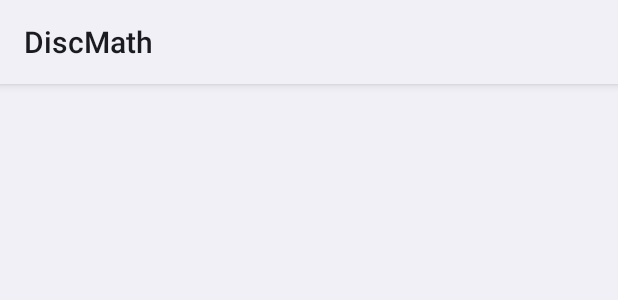
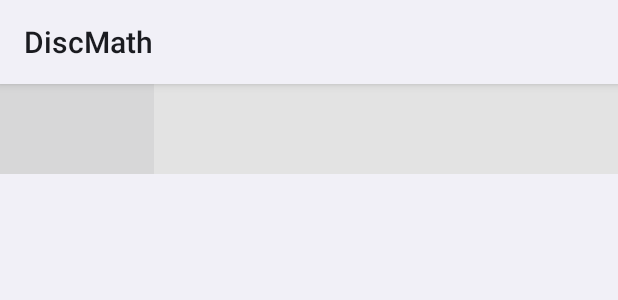
Before and after one commit to Serdiuk-Andrii/DiscMath, an Android app: the layout video_timestamp.xml on its own in the app's theme, with its tools: preview values and no code run, on a phone screen of 412 x 824 dp. Shown: the top 300 px of the screen. Run offline under Robolectric (Android 15) with nearby library versions, the phone set to English and light mode, and no system bars.

```diff
--- a/app/src/main/res/layout/fragment_learning_video.xml
+++ b/app/src/main/res/layout/fragment_learning_video.xml
@@ -37,10 +37,12 @@
         android:id="@+id/video_timestamps"
         android:layout_width="match_parent"
         android:layout_height="wrap_content"
-        android:layout_marginTop="32dp"
+        android:layout_marginTop="0dp"
         app:layoutManager="androidx.recyclerview.widget.LinearLayoutManager"
         app:layout_constraintEnd_toEndOf="parent"
         app:layout_constraintStart_toStartOf="parent"
-        app:layout_constraintTop_toBottomOf="@+id/lecture_video" />
+        app:layout_constraintTop_toBottomOf="@+id/lecture_video"
+        android:elevation="5dp"
+        />
 
 </androidx.constraintlayout.widget.ConstraintLayout>
--- a/app/src/main/res/layout/video_timestamp.xml
+++ b/app/src/main/res/layout/video_timestamp.xml
@@ -2,15 +2,18 @@
 <LinearLayout
     xmlns:android="http://schemas.android.com/apk/res/android"
     android:layout_width="match_parent"
-    android:layout_height="50dp"
+    android:layout_height="60dp"
     android:baselineAligned="false"
     android:orientation="horizontal"
     >
 
     <FrameLayout
+        android:id="@+id/timestamp_time_layout"
         android:layout_width="0dp"
         android:layout_height="match_parent"
-        android:layout_weight="1">
+        android:layout_weight="1"
+        android:background="@color/timestamp_time_background"
+        >
 
         <TextView
             android:id="@+id/timestamp_time"
@@ -19,22 +22,28 @@
             android:textColor="@color/black"
             android:textStyle="bold"
             android:layout_gravity="center"
+            android:textSize="12sp"
             />
 
     </FrameLayout>
 
     <FrameLayout
+        android:id="@+id/timestamp_title_layout"
         android:layout_width="0dp"
         android:layout_height="match_parent"
-        android:layout_weight="3">
+        android:layout_weight="3"
+        android:background="@color/timestamp_title_background"
+        >
 
         <TextView
             android:id="@+id/timestamp_title"
             android:layout_width="wrap_content"
             android:layout_height="wrap_content"
-            android:textColor="@color/black"
+            android:textColor="#0E0E0E"
             android:textStyle="bold"
             android:layout_gravity="center_vertical"
+            android:layout_marginStart="10dp"
+            android:textSize="13sp"
             />
 
     </FrameLayout>
--- a/app/src/main/res/values/colors.xml
+++ b/app/src/main/res/values/colors.xml
@@ -11,6 +11,8 @@
     <color name="button_bright">#FFF200</color>
     <color name="graph_builder_toolbox_option_background">#A59E9E</color>
 
+    <color name="timestamp_time_background">#CCD1D1D1</color>
+    <color name="timestamp_title_background">#E3E3E3</color>
 
     <color name="purple_200">#FFBB86FC</color>
     <color name="purple_500">#FF6200EE</color>
```
Also changed, not shown: app/src/main/java/com/example/discmath/ui/learning/VideoLearningFragment.kt (+73 -16 lines), app/src/main/java/com/example/discmath/ui/learning/adapters/VideoTimestampAdapter.kt (+39 -1 lines).
